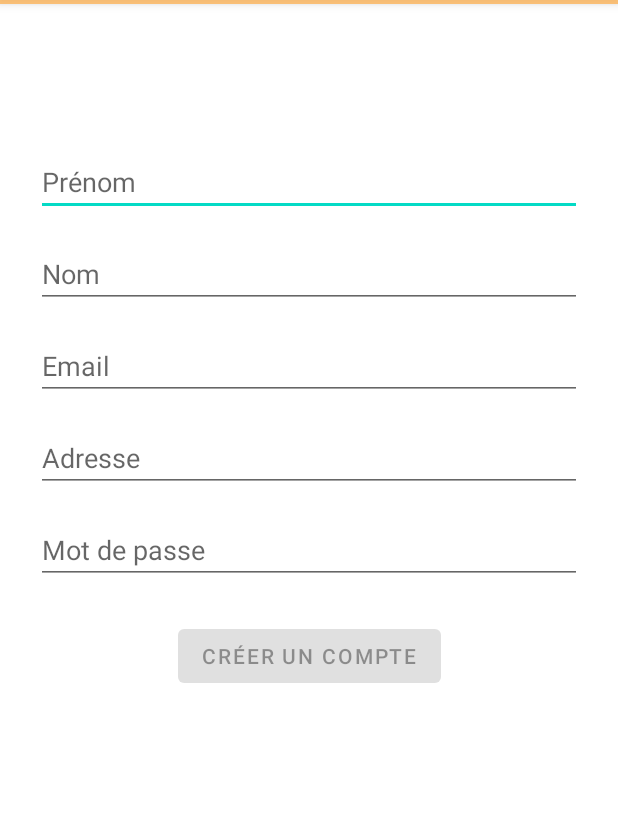
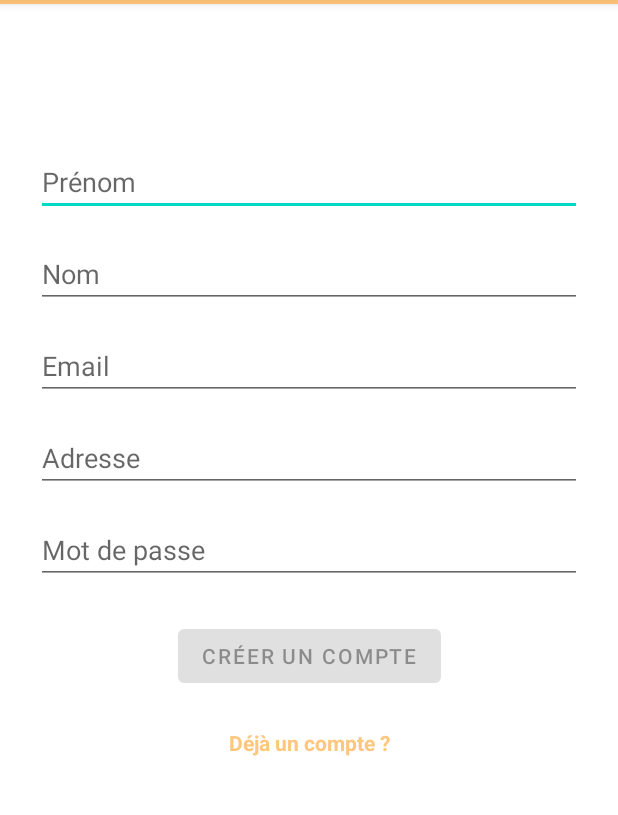
Before and after one commit to MathiasBoillot/AndroidERestaurant, an Android app: the RegisterActivity screen opened directly, with no data from a screen before it, on a phone screen of 412 x 824 dp, the part 80-895 px from its top. Run offline under Robolectric (Android 15) with nearby library versions, the phone set to English and light mode, and no system bars; our stand-ins replace Volley; network calls fail; Roboto replaces fonts that are not available here.

Commit message:
SignIn and switch between register and sign in

```diff
--- a/app/src/main/java/fr/isen/boillot/androiderestaurant/RegisterActivity.kt
+++ b/app/src/main/java/fr/isen/boillot/androiderestaurant/RegisterActivity.kt
@@ -1,5 +1,6 @@
 package fr.isen.boillot.androiderestaurant
 
+import android.content.Intent
 import android.os.Bundle
 import android.util.Log
 import androidx.appcompat.app.AppCompatActivity
@@ -7,7 +8,7 @@ import com.android.volley.Request
 import com.android.volley.toolbox.JsonObjectRequest
 import com.android.volley.toolbox.Volley
 import fr.isen.boillot.androiderestaurant.databinding.ActivityRegisterBinding
-import fr.isen.boillot.androiderestaurant.login.LoginFormData
+import fr.isen.boillot.androiderestaurant.login.RegisterFormData
 import fr.isen.boillot.androiderestaurant.login.LoginViewModel
 import org.json.JSONObject
 
@@ -15,7 +16,7 @@ import org.json.JSONObject
 class RegisterActivity : AppCompatActivity() {
     private lateinit var binding: ActivityRegisterBinding
     private lateinit var loginViewModel: LoginViewModel
-    private lateinit var dataForm: LoginFormData
+    private lateinit var dataForm: RegisterFormData
 
     override fun onCreate(savedInstanceState: Bundle?) {
         super.onCreate(savedInstanceState)
@@ -26,12 +27,16 @@ class RegisterActivity : AppCompatActivity() {
         binding.signInBtn.setOnClickListener {
             createAccount()
         }
+
+        binding.signInSwitch.setOnClickListener {
+            startActivity(Intent(this, SignInActivity::class.java))
+        }
     }
 
     override fun onUserInteraction() {
         super.onUserInteraction()
         loginViewModel = LoginViewModel()
-        dataForm = LoginFormData(
+        dataForm = RegisterFormData(
             email = binding.registerEmail.text.toString(),
             firstName = binding.registerFirstname.text.toString(),
             lastName = binding.registerLastname.text.toString(),
@@ -39,7 +44,7 @@ class RegisterActivity : AppCompatActivity() {
             password = binding.registerPassword.text.toString()
         )
 
-        binding.signInBtn.isEnabled = loginViewModel.loginDataChanged(dataForm)
+        binding.signInBtn.isEnabled = loginViewModel.registerDataChanged(dataForm)
     }
 
     private fun createAccount() {
--- a/app/src/main/java/fr/isen/boillot/androiderestaurant/login/LoginFormData.kt
+++ b/app/src/main/java/fr/isen/boillot/androiderestaurant/login/RegisterFormData.kt
@@ -3,7 +3,7 @@ package fr.isen.boillot.androiderestaurant.login
 import com.google.gson.annotations.SerializedName
 import java.io.Serializable
 
-data class LoginFormData(
+data class RegisterFormData(
     @SerializedName("email") val email: String,
     @SerializedName("firstName") val firstName: String,
     @SerializedName("lastName") val lastName: String,
--- a/app/src/main/res/layout/activity_register.xml
+++ b/app/src/main/res/layout/activity_register.xml
@@ -118,4 +118,17 @@
         app:layout_constraintStart_toStartOf="@+id/register_password"
         app:layout_constraintTop_toTopOf="parent"
         app:layout_constraintVertical_bias="0.3" />
+
+    <TextView
+        android:id="@+id/sign_in_switch"
+        android:layout_width="wrap_content"
+        android:layout_height="wrap_content"
+        android:layout_marginTop="24dp"
+        android:text="@string/account_connect"
+        android:textColor="@color/primary_orange"
+        android:textSize="14sp"
+        android:textStyle="bold"
+        app:layout_constraintEnd_toEndOf="parent"
+        app:layout_constraintStart_toStartOf="parent"
+        app:layout_constraintTop_toBottomOf="@+id/sign_in_btn" />
 </androidx.constraintlayout.widget.ConstraintLayout>
--- a/app/src/main/res/values/colors.xml
+++ b/app/src/main/res/values/colors.xml
@@ -7,4 +7,5 @@
     <color name="teal_700">#FF018786</color>
     <color name="black">#FF000000</color>
     <color name="white">#FFFFFFFF</color>
+    <color name="primary_orange">#B0FFAC43</color>
 </resources>
--- a/app/src/main/res/values/strings.xml
+++ b/app/src/main/res/values/strings.xml
@@ -40,4 +40,6 @@
     <string name="prompt_firstname">Prénom</string>
     <string name="prompt_lastname">Nom</string>
     <string name="prompt_address">Adresse</string>
+    <string name="account_connect">Déjà un compte ?</string>
+    <string name="account_register">Pas encore de compte ?</string>
 </resources>
```
Also changed, not shown: app/src/main/java/fr/isen/boillot/androiderestaurant/SignInActivity.kt (+58 -1 lines), app/src/main/java/fr/isen/boillot/androiderestaurant/login/LoginViewModel.kt (+16 -1 lines), app/src/main/java/fr/isen/boillot/androiderestaurant/login/SignInFormData.kt (added, +9 -0 lines), app/src/main/res/layout/activity_sign_in.xml (+13 -0 lines).
